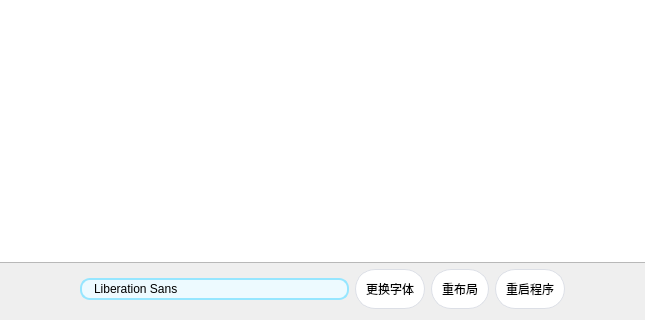
Old version of the form include/Setting/stylesettotal.ui in the repository hymnly133/Sapphire-EnhancedDesktop; both pictures show x 158 to 803 and y 203 to 523 of the 960 by 523 pixel window.
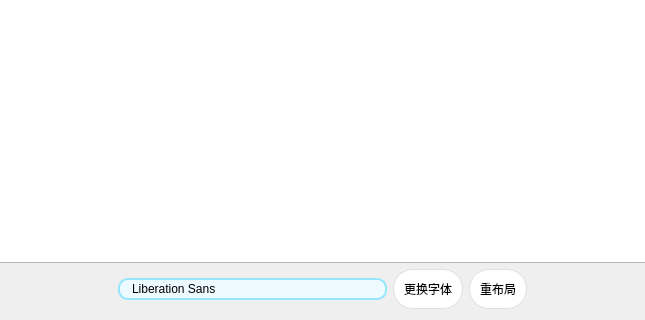
New version of the form. Icons and pictures are not drawn.

Diff of the .ui file:
```diff
--- a/include/Setting/stylesettotal.ui
+++ b/include/Setting/stylesettotal.ui
@@ -160,27 +160,6 @@
          </property>
         </widget>
        </item>
-       <item>
-        <widget class="QPushButton" name="rebootBox">
-         <property name="styleSheet">
-          <string notr="true">QPushButton {
-    background-color: #ffffff;
-    border: 1px solid #dcdfe6;
-    padding: 10px;
-    border-radius: 20px;
-}
-
-QPushButton:hover {
-    background-color: #ecf5ff;
-    color: #409eff;
-}
-</string>
-         </property>
-         <property name="text">
-          <string>重启程序</string>
-         </property>
-        </widget>
-       </item>
        <item>
         <spacer name="horizontalSpacer_2">
          <property name="orientation">
```
Left out of the diff: 4 changed lines with no effect on the pictures.
